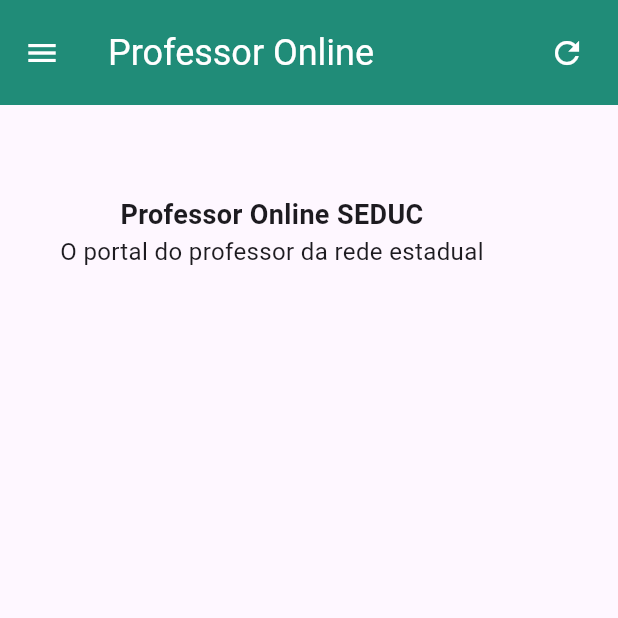
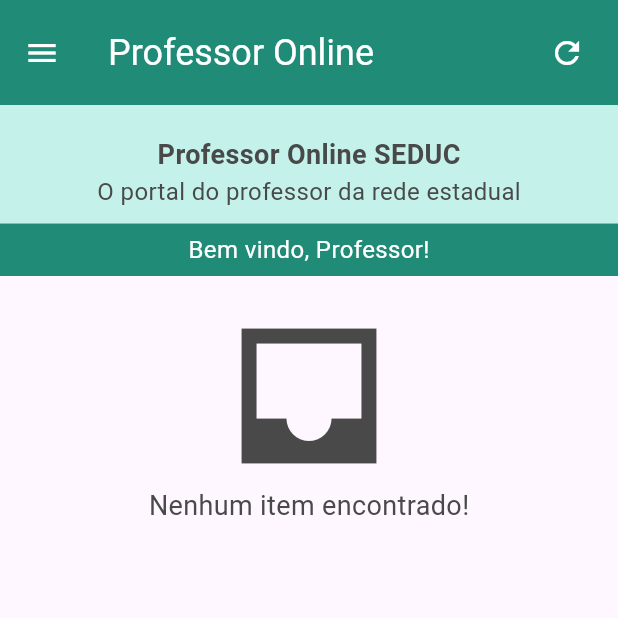
Before and after one commit to CalangoDeveloper/project_professor_online, a Flutter app: the TelaIncial screen opened directly, on a phone screen of 412 x 824 dp, the top half of it. Run offline on Flutter 3.47's test engine with Material 3 defaults, Android fonts, the phone set to English and light mode, and no system bars.

Commit message:
version 1.4

```diff
--- a/lib/main.dart
+++ b/lib/main.dart
@@ -151,34 +151,73 @@ class TelaIncial extends StatelessWidget{
           )
         ],
       ),
+      //Container principal
       body: Container(
-        padding: EdgeInsets.all(40),
+        child: Column(
+          children: [
+            //Primeiro container
+            Container(
+              width: MediaQuery.of(context).size.width,
+              padding: EdgeInsets.only(bottom: 10),
+              decoration: BoxDecoration(
+                color: Color(0xFFC4F2EA)
+              ),
               child: Column(
                 children: [
                   SizedBox(height: 20,),
                   Text('Professor Online SEDUC', style: TextStyle(
+                    color: Color.fromARGB(255, 73, 73, 73),
                     fontSize: 18,
                     fontWeight: FontWeight.bold
                   ),),
                   Text('O portal do professor da rede estadual', style: TextStyle(
+                    color: Color.fromARGB(255, 73, 73, 73),
                     fontSize: 16,
                     fontWeight: FontWeight.w400
+                  ),),
+                ],
+              ),
+            ),
+            //Segundo container
+            Container(
+              width: MediaQuery.of(context).size.width,
+              height: 35,
+              decoration: BoxDecoration(
+                color: Color(0xFF208C78)
+              ),
+              alignment: Alignment.center,
+              child: Text('Bem vindo, Professor!', style: TextStyle(
+                color: Colors.white,
+                fontSize: 16,
+                fontWeight: FontWeight.w400
+              ),),
+            ),
+
+            SizedBox(height: 20,),
+            Icon(Icons.inbox_sharp,
+              size: 120,
+              color: Color.fromARGB(255, 73, 73, 73)
+            ),
+            Text('Nenhum item encontrado!', style: TextStyle(
+              color: Color.fromARGB(255, 73, 73, 73),
+              fontSize: 18
             ),)
           ],
         ),
       ),
 
       drawer: Drawer(
-          width: 220,
+          width: 300,
           child: ListView(
             padding: EdgeInsets.zero,
             children: <Widget>[
               SizedBox(
                 height: 100,
                 child: DrawerHeader(
-                  child: Text('Menu',
-                    style: TextStyle(
-                      fontSize: 22,
+                  child:
+
+                  Text('O portal do professor da rede estadual', style: TextStyle(
+                      fontSize: 14,
                     ),
                   ),
                 ),
--- a/pubspec.yaml
+++ b/pubspec.yaml
@@ -58,7 +58,6 @@ flutter:
   # the material Icons class.
   uses-material-design: true
 
-
   # To add assets to your application, add an assets section, like this:
   # assets:
   #   - images/a_dot_burr.jpeg
```
Lines whose indentation alone changed are shown as unchanged.
